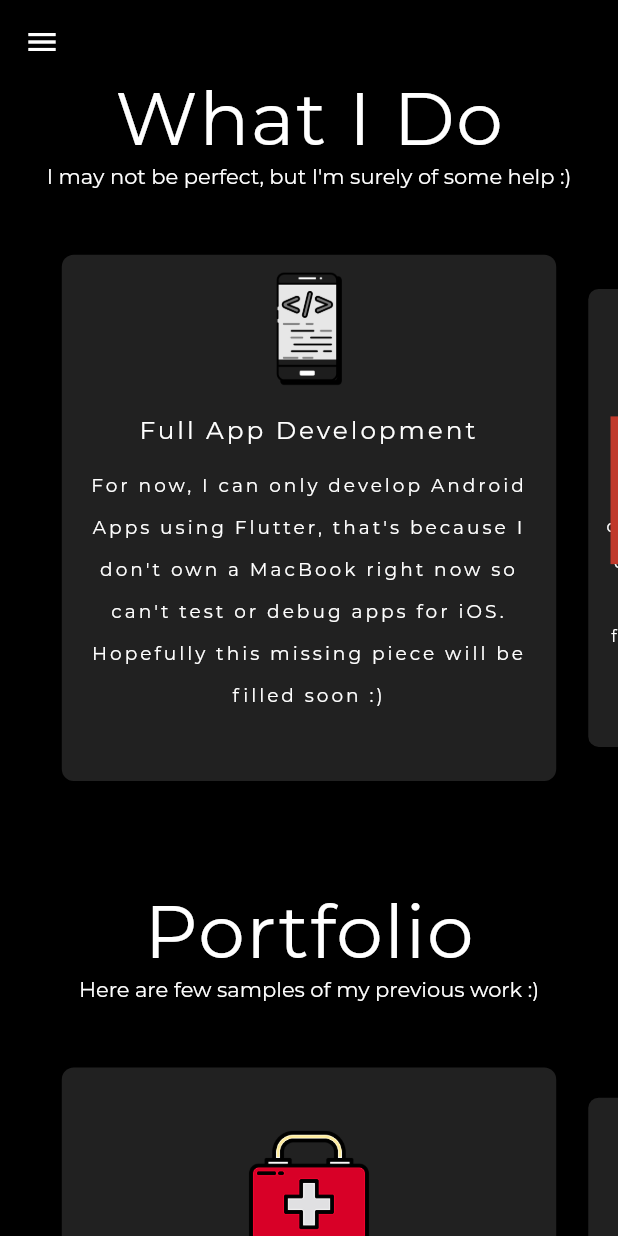
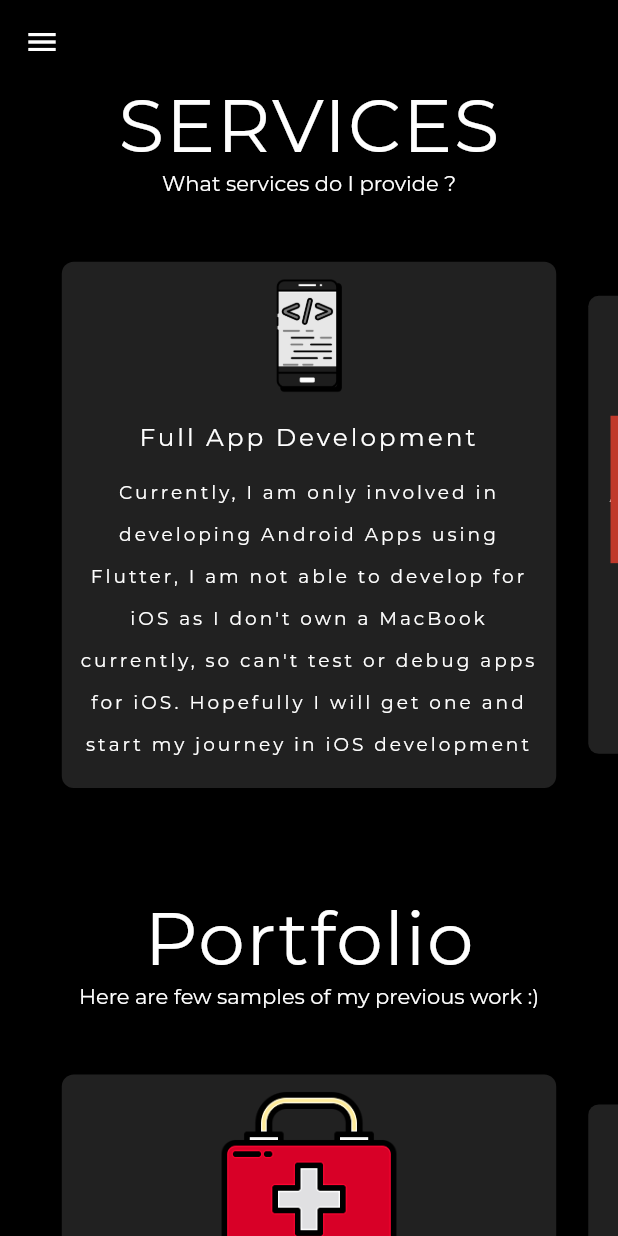
Before and after one commit to roshandroids/roshanfolio, a Flutter app: the screen it shows after launch, scrolled down 1728 dp, on a phone screen of 412 x 824 dp. Run offline on Flutter 3.47's test engine with Material 2 defaults, Android fonts, the light colour scheme and no system bars; drawn by our look-alikes of carousel_slider, scrollable_positioned_list; our stand-ins replace animated_text_kit, google_fonts, responsive_builder; missing offline and left inert: universal_html; network calls fail.

Commit message:
about, contact, home page updated

```diff
--- a/lib/constants.dart
+++ b/lib/constants.dart
@@ -55,33 +55,25 @@ final kTools1 = ["HTML", "CSS", "Bootstrap", "JavaScript"];
 final kServicesIcons = [
   "assets/services/app.png",
   "assets/services/ui.png",
-  "assets/services/rapid.png",
-  "assets/services/blog.png",
   "assets/services/open.png",
 ];
 
 final kServicesTitles = [
   "Full App Development",
-  "UI/UX Designing",
-  "Rapid Prototyping",
-  "Technical Blog Writing",
+  "Web Development",
   "Open Source - GitHub",
 ];
 
 final kServicesDescriptions = [
-  "For now, I can only develop Android Apps using Flutter, that's because I don't own a MacBook right now so can't test or debug apps for iOS. Hopefully this missing piece will be filled soon :)",
-  "Although I'm mainly a flutter developer but I do care about the UI/UX for my client. Hence, I also do UI designing for applications. So, feel free to ask me for getting you UI/UX for your apps",
-  "Having a startup idea? Or maybe just want a prototype for your clients? With Flutter I can get you basic version of your app in no time and you are good to go for your project in future.",
-  "I have been writing technical blogs on Medium for over a year now. So, I can get you technical blogs with awesome header images, interesting topics and SEO friendly.\nCheck out my Medium profile @mhamzadev",
-  "Working as open source contributor on GitHub with 200+ stars and numerous forks on various projects liked and shared by other developers.\nCheck out my GitHub Profile @m-hamzashakeel",
+  "Currently, I am only involved in developing Android Apps using Flutter, I am not able to develop for iOS as I don't own a MacBook currently, so can't test or debug apps for iOS. Hopefully I will get one and start my journey in iOS development too. :)",
+  "Although I'm mainly a flutter mobile app developer but I also love to develop websites, I can design and develop websites as per your need. So, feel free to ask me for getting you a website done.",
+  "I'm trying to learn every new emerging technologies out there and in journey of learning, I would love to contribute to open source community too more in upcoming days which will definately help other developers.\nCheck out my GitHub Profile @roshandroids also my Gitlab profile @roshanode",
 ];
 
 final kServicesLinks = [
-  "https://www.fiverr.com/hamza6shakeel/be-your-mobile-app-developer-via-flutter",
-  "https://www.fiverr.com/hamza6shakeel/get-you-modern-ui-design-using-adobe-xd",
-  "https://www.fiverr.com/hamza6shakeel/be-your-mobile-app-developer-via-flutter",
-  "https://mhamzadev.medium.com",
-  "https://github.com/m-hamzashakeel"
+  "https://play.google.com/store/apps/developer?id=Roshan+Shrestha",
+  "https://roshansth.com.np/",
+  "https://github.com/roshandroids"
 ];
 
 // projects
@@ -158,7 +150,7 @@ final kContactTitles = [
 ];
 
 final kContactDetails = [
-  "Attock, Pakistan",
-  "(+92) 346 0159889",
-  "hamza.6.shakeel@gmail.com"
+  "Pokhara, Nepal",
+  "(+977) 986-0220305",
+  "shrestharoshan776@gmail.com"
 ];
--- a/lib/main.dart
+++ b/lib/main.dart
@@ -11,12 +11,12 @@ class MyApp extends StatelessWidget {
   Widget build(BuildContext context) {
     return MaterialApp(
       debugShowCheckedModeBanner: false,
-      title: 'Hamza',
+      title: 'Roshandroids',
       theme: ThemeData(
         brightness: Brightness.dark,
         primaryColor: kPrimaryColor,
         accentColor: kPrimaryColor,
-        // fontFamily: "Montserrat",
+        fontFamily: "Montserrat",
         highlightColor: kPrimaryColor,
       ),
       home: MainPage(),
--- a/lib/sections/about/tabAbout.dart
+++ b/lib/sections/about/tabAbout.dart
@@ -1,8 +1,6 @@
 import 'package:flutter/material.dart';
-import 'package:roshanfolio/constants.dart';
 import 'package:roshanfolio/sections/navBar/navBarLogo.dart';
 import 'package:roshanfolio/widget/aboutMeText.dart';
-import 'package:roshanfolio/widget/communityIconBtn.dart';
 import 'package:roshanfolio/widget/toolsTech.dart';
 import 'package:google_fonts/google_fonts.dart';
 
--- a/lib/sections/contact/contactDesktop.dart
+++ b/lib/sections/contact/contactDesktop.dart
@@ -24,7 +24,7 @@ class ContactDesktop extends StatelessWidget {
             ),
           ),
           Text(
-            "Let's get in touch and build something together :)\n\n",
+            "Let's get your ideas turn into real products\n\n",
             style: GoogleFonts.montserrat(fontWeight: FontWeight.w200),
           ),
           Row(
--- a/lib/sections/contact/contactMobile.dart
+++ b/lib/sections/contact/contactMobile.dart
@@ -21,7 +21,7 @@ class ContactMobileTab extends StatelessWidget {
             ),
           ),
           Text(
-            "Let's get in touch and build something together :)\n\n",
+            "Let's get your ideas turn into real products\n\n",
             style: GoogleFonts.montserrat(fontWeight: FontWeight.w200),
             textAlign: TextAlign.center,
           ),
--- a/lib/sections/home/homeDesktop.dart
+++ b/lib/sections/home/homeDesktop.dart
@@ -42,7 +42,7 @@ class HomeDesktop extends StatelessWidget {
                   mainAxisSize: MainAxisSize.min,
                   children: [
                     Text(
-                      "Hello! ",
+                      "Hello Visitor !",
                       style: GoogleFonts.montserrat(
                           fontSize: height * 0.03, fontWeight: FontWeight.w300),
                     ),
--- a/lib/sections/home/homeMobile.dart
+++ b/lib/sections/home/homeMobile.dart
@@ -38,7 +38,7 @@ class _HomeMobileState extends State<HomeMobile> {
                   mainAxisSize: MainAxisSize.min,
                   children: [
                     Text(
-                      "Hello ! ".toUpperCase(),
+                      "Hello visitor !".toUpperCase(),
                       style: GoogleFonts.montserrat(
                           fontSize: height * 0.025,
                           fontWeight: FontWeight.w200),
--- a/lib/sections/home/homeTab.dart
+++ b/lib/sections/home/homeTab.dart
@@ -33,7 +33,7 @@ class HomeTab extends StatelessWidget {
                   mainAxisSize: MainAxisSize.min,
                   children: [
                     Text(
-                      "Hello ! ".toUpperCase(),
+                      "Hello visitor !".toUpperCase(),
                       style: GoogleFonts.montserrat(
                           fontSize: height * 0.03, fontWeight: FontWeight.w300),
                     ),
--- a/lib/sections/mainSection.dart
+++ b/lib/sections/mainSection.dart
@@ -172,7 +172,7 @@ class _MainPageState extends State<MainPage> {
                   side: BorderSide(color: kPrimaryColor)),
               onPressed: () {
                 html.window.open(
-                    'https://drive.google.com/uc?export=view&id=1OOdcdGEN3thVvpZ4cl_MM0LT-GCMuLIE',
+                    'https://drive.google.com/file/d/1OqugrZTqNRqOxOtDVm2JSvEUSbPCJI25/view',
                     "pdf");
               },
               child: Text(
--- a/lib/sections/services/servicesMobile.dart
+++ b/lib/sections/services/servicesMobile.dart
@@ -13,7 +13,7 @@ class ServiceMobile extends StatelessWidget {
       child: Column(
         children: [
           Text(
-            "\nWhat I Do",
+            "\nServices".toUpperCase(),
             style: GoogleFonts.montserrat(
               fontSize: height * 0.06,
               fontWeight: FontWeight.w100,
@@ -21,12 +21,12 @@ class ServiceMobile extends StatelessWidget {
             ),
           ),
           Text(
-            "I may not be perfect, but I'm surely of some help :)\n\n",
+            "What services do I provide ?\n\n",
             textAlign: TextAlign.center,
             style: GoogleFonts.montserrat(fontWeight: FontWeight.w200),
           ),
           CarouselSlider.builder(
-            itemCount: 5,
+            itemCount: kServicesIcons.length,
             itemBuilder: (BuildContext context, int itemIndex, int i) =>
                 Padding(
               padding: const EdgeInsets.symmetric(vertical: 10.0),
--- a/lib/widget/projectCard.dart
+++ b/lib/widget/projectCard.dart
@@ -70,12 +70,15 @@ class _ProjectCardState extends State<ProjectCard> {
           fit: StackFit.expand,
           children: [
             Column(
+              mainAxisSize: MainAxisSize.min,
               mainAxisAlignment: MainAxisAlignment.center,
               children: [
                 widget.projectIcon != null
-                    ? Image.asset(
+                    ? Expanded(
+                        child: Image.asset(
                           widget.projectIcon,
                           height: height * 0.1,
+                        ),
                       )
                     : Container(),
                 widget.projectIconData != null
@@ -100,7 +103,8 @@ class _ProjectCardState extends State<ProjectCard> {
                 SizedBox(
                   height: height * 0.01,
                 ),
-                Text(
+                Expanded(
+                  child: Text(
                     widget.projectDescription,
                     textAlign: TextAlign.center,
                     style: GoogleFonts.montserrat(
@@ -108,6 +112,7 @@ class _ProjectCardState extends State<ProjectCard> {
                         letterSpacing: 2.0,
                         fontWeight: FontWeight.w100,
                         height: width >= 600 ? 2.0 : 1.5),
+                  ),
                 ),
                 SizedBox(
                   height: height * 0.01,
--- a/lib/widget/toolsTech.dart
+++ b/lib/widget/toolsTech.dart
@@ -9,7 +9,7 @@ class ToolsTech extends StatelessWidget {
     return Column(
       crossAxisAlignment: CrossAxisAlignment.start,
       children: [
-        Text("Technologies I am familiar and working with:\n"),
+        Text("Technologies I am familiar and have been working with:\n"),
         Row(
             mainAxisSize: MainAxisSize.min,
             crossAxisAlignment: CrossAxisAlignment.start,
--- a/lib/widget/toolsTechWidget.dart
+++ b/lib/widget/toolsTechWidget.dart
@@ -1,5 +1,4 @@
 import 'package:flutter/material.dart';
-import 'package:percent_indicator/linear_percent_indicator.dart';
 import 'package:roshanfolio/constants.dart';
 
 class ToolTechWidget extends StatelessWidget {
--- a/pubspec.yaml
+++ b/pubspec.yaml
@@ -33,7 +33,6 @@ dependencies:
   carousel_slider: ^3.0.0
   scrollable_positioned_list: ^0.1.10
   animated_text_kit: ^3.1.2
-  percent_indicator: ^3.3.0-nullsafety.1
   universal_html: ^2.0.4
 
 dev_dependencies:
```
Also changed, not shown: lib/sections/about/desktopAbout.dart (+0 -10 lines), lib/sections/about/mobileAbout.dart (+0 -15 lines), lib/sections/navBar/navBarLogo.dart (+5 -3 lines), lib/sections/services/servicesDesktop.dart (+2 -30 lines), lib/widget/communityIconBtn.dart (deleted, +0 -23 lines), pubspec.lock. Lines whose indentation alone changed are shown as unchanged.
